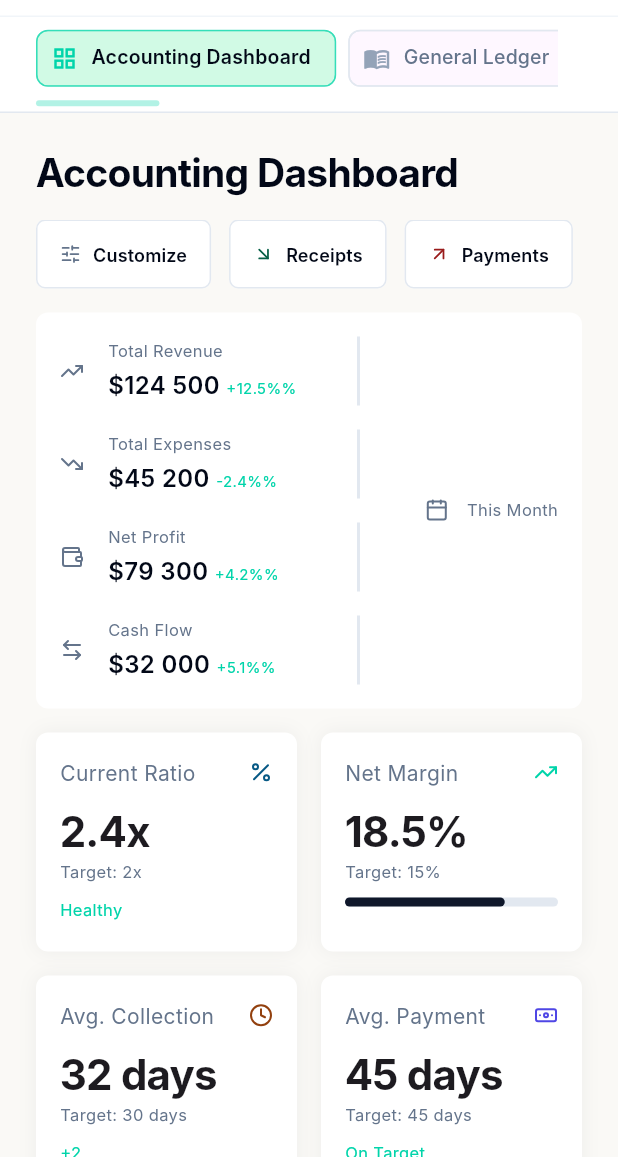
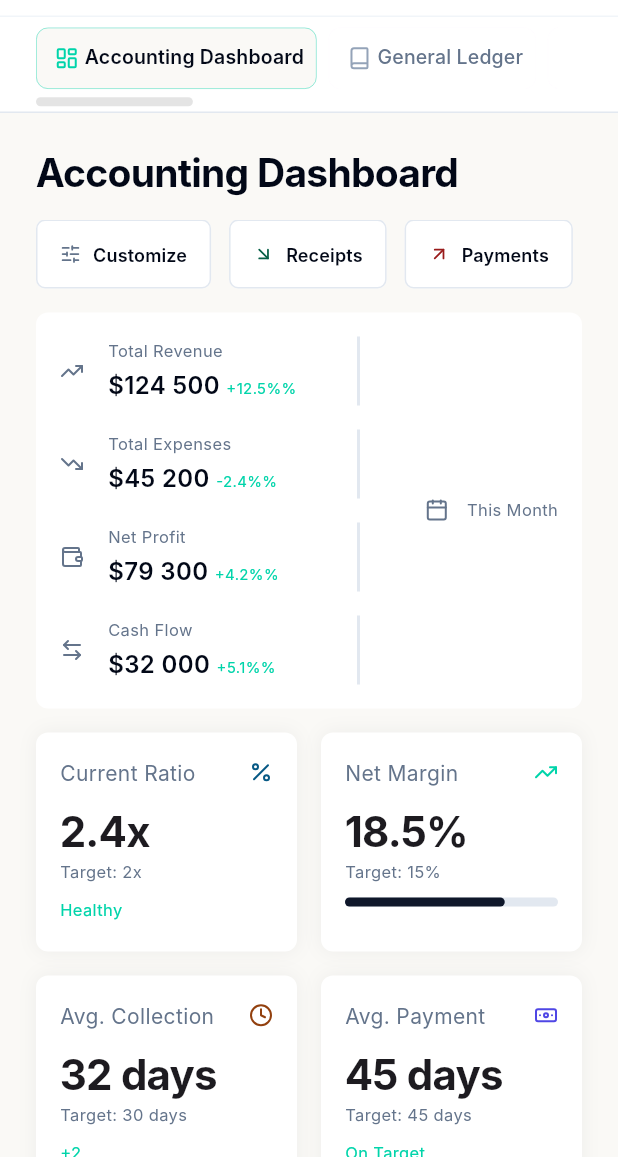
Before and after one commit to MironAlikc/erpmax-client, a Flutter app: the AccountingRootPage screen opened by its route, on a phone screen of 412 x 824 dp, the part 79-1236 px from its top. Run offline on Flutter 3.47's test engine with Material 3 defaults, Android fonts, the phone set to English and light mode, and no system bars; our stand-ins replace dartz, dio, equatable, fl_chart, flutter_bloc, flutter_secure_storage and 8 more; missing offline and left inert: shadcn_flutter; accounts and stored records are empty; generated files the repository leaves out were written again; network calls fail; Roboto replaces fonts that are missing (Inter).

Commit message:
Accounting tabs and search and hover for Watchlist

```diff
--- a/lib/core/l10n/app_ar.arb
+++ b/lib/core/l10n/app_ar.arb
@@ -326,5 +326,8 @@
     "statusPosted": "مُرحّل",
     "statusDraft": "مسودة",
     "accAccountsPayable": "ذمم دائنة",
-    "accAddAccount": "إضافة حساب"
+    "accAddAccount": "إضافة حساب",
+    "accAccountingSettings": "إعدادات المحاسبة",
+    "commonSearchHere": "ابحث هنا...",
+    "commonSearchPlaceholder": "بحث بالاسم أو الكود أو الرقم التسلسلي..."
 }
--- a/lib/core/l10n/app_en.arb
+++ b/lib/core/l10n/app_en.arb
@@ -326,5 +326,7 @@
     "statusPosted": "Posted",
     "statusDraft": "Draft",
     "accAccountsPayable": "Accounts Payable",
-    "accAddAccount": "Add Account"
+    "accAddAccount": "Add Account",
+    "accAccountingSettings": "Accounting Settings",
+    "commonSearchPlaceholder": "Search by name, code, or serial..."
 }
--- a/lib/core/l10n/app_ru.arb
+++ b/lib/core/l10n/app_ru.arb
@@ -326,5 +326,7 @@
     "statusPosted": "Проведено",
     "statusDraft": "Черновик",
     "accAccountsPayable": "Кредиторская задолженность",
-    "accAddAccount": "Добавить счет"
+    "accAddAccount": "Добавить счет",
+    "accAccountingSettings": "Настройки бухгалтерии",
+    "commonSearchPlaceholder": "Поиск по имени, коду или серийному номеру..."
 }
--- a/lib/core/l10n/gen/app_localizations.dart
+++ b/lib/core/l10n/gen/app_localizations.dart
@@ -2007,6 +2007,18 @@ abstract class AppLocalizations {
   /// In en, this message translates to:
   /// **'Add Account'**
   String get accAddAccount;
+
+  /// No description provided for @accAccountingSettings.
+  ///
+  /// In en, this message translates to:
+  /// **'Accounting Settings'**
+  String get accAccountingSettings;
+
+  /// No description provided for @commonSearchPlaceholder.
+  ///
+  /// In en, this message translates to:
+  /// **'Search by name, code, or serial...'**
+  String get commonSearchPlaceholder;
 }
 
 class _AppLocalizationsDelegate
--- a/lib/core/l10n/gen/app_localizations_en.dart
+++ b/lib/core/l10n/gen/app_localizations_en.dart
@@ -1007,4 +1007,10 @@ class AppLocalizationsEn extends AppLocalizations {
 
   @override
   String get accAddAccount => 'Add Account';
+
+  @override
+  String get accAccountingSettings => 'Accounting Settings';
+
+  @override
+  String get commonSearchPlaceholder => 'Search by name, code, or serial...';
 }
--- a/lib/core/widgets/common/tab_chip_bar.dart
+++ b/lib/core/widgets/common/tab_chip_bar.dart
@@ -1,3 +1,4 @@
+import 'package:erpmax_client/core/l10n/gen/app_localizations.dart';
 import 'package:erpmax_client/core/models/module_tab_item.dart';
 import 'package:erpmax_client/core/theme/app_design.dart';
 import 'package:erpmax_client/core/theme/app_theme.dart';
@@ -79,11 +80,11 @@ class _TabChipBarState extends State<TabChipBar> {
         children: [
           Expanded(
             child: RawScrollbar(
+              padding: EdgeInsets.only(top: 6),
               controller: _scrollController,
-              thumbColor: theme.activeGreen.withValues(alpha: 0.3),
+              thumbVisibility: true,
+              thickness: 6,
               radius: const Radius.circular(8),
-              thickness: 4,
-              thumbVisibility: true,
               child: SingleChildScrollView(
                 controller: _scrollController,
                 scrollDirection: Axis.horizontal,
@@ -100,11 +101,12 @@ class _TabChipBarState extends State<TabChipBar> {
                         showCheckmark: false,
                         avatar: Icon(
                           tab.icon,
-                          size: 18,
+                          size: 16,
                           color: isSelected
                               ? theme.activeGreen
                               : theme.textDisabled,
                         ),
+                        labelPadding: EdgeInsets.symmetric(vertical: 2),
                         label: Text(tab.name),
                         labelStyle: AppTextStyles.bodySmall.copyWith(
                           fontSize: 13,
@@ -122,16 +124,29 @@ class _TabChipBarState extends State<TabChipBar> {
                             widget.onTabSelected?.call(index);
                           }
                         },
-                        backgroundColor: Colors.transparent,
-                        selectedColor: theme.successBg,
+                        color: WidgetStateProperty.resolveWith<Color?>((
+                          states,
+                        ) {
+                          if (states.contains(WidgetState.pressed)) {
+                            return theme.white;
+                          }
+                          if (states.contains(WidgetState.hovered)) {
+                            return isSelected ? theme.gray50 : theme.gray50;
+                          }
+                          if (states.contains(WidgetState.selected)) {
+                            return theme.gray50;
+                          }
+                          return Colors.white;
+                        }),
                         elevation: 0,
                         pressElevation: 0,
                         shape: RoundedRectangleBorder(
                           borderRadius: BorderRadius.circular(8),
                           side: BorderSide(
+                            width: 0.5,
                             color: isSelected
-                                ? theme.activeGreen.withValues(alpha: 0.5)
-                                : theme.borderLight,
+                                ? theme.activeGreen.withValues(alpha: 0.3)
+                                : Colors.white,
                           ),
                         ),
                       ),
@@ -149,7 +164,9 @@ class _TabChipBarState extends State<TabChipBar> {
             SizedBox(
               width: 280,
               height: 40,
-              child: AppSearchField(hintText: "Search here..."),
+              child: AppSearchField(
+                hintText: AppLocalizations.of(context).commonSearchPlaceholder,
+              ),
             ),
           ],
         ],
--- a/lib/features/accounting/presentation/config/accounting_tabs_config.dart
+++ b/lib/features/accounting/presentation/config/accounting_tabs_config.dart
@@ -4,6 +4,7 @@ import 'package:erpmax_client/features/accounting/presentation/views/accounting_
 import 'package:erpmax_client/features/accounting/presentation/views/general_ledger_view.dart';
 import 'package:erpmax_client/features/accounting/presentation/views/journal_entries_view.dart';
 import 'package:flutter/material.dart';
+import 'package:lucide_icons/lucide_icons.dart';
 
 abstract final class AccountingTabsConfig {
   static List<ModuleTabItem> getTabs(
@@ -17,35 +18,35 @@ abstract final class AccountingTabsConfig {
       ModuleTabItem(
         id: 'acc_dashboard',
         name: localizations.accDashboard,
-        icon: Icons.grid_view_outlined,
+        icon: LucideIcons.layoutDashboard,
         shellIndex: accountingShellIndex,
         content: AccountingDashboardView(title: localizations.accDashboard),
       ),
       ModuleTabItem(
         id: 'acc_ledger',
         name: localizations.accLedger,
-        icon: Icons.menu_book_outlined,
+        icon: LucideIcons.book,
         shellIndex: accountingShellIndex,
         content: GeneralLedgerView(title: "General Ledger"),
       ),
       ModuleTabItem(
         id: 'acc_journal',
         name: localizations.accJournal,
-        icon: Icons.description_outlined,
+        icon: LucideIcons.fileText,
         shellIndex: accountingShellIndex,
         content: JournalEntriesView(title: "Journal Entries"),
       ),
       ModuleTabItem(
         id: 'acc_chart',
         name: localizations.accChart,
-        icon: Icons.account_tree_outlined,
+        icon: LucideIcons.network,
         shellIndex: accountingShellIndex,
         content: placeholderBuilder("Chart of Accounts"),
       ),
       ModuleTabItem(
         id: 'acc_funds',
         name: localizations.accFunds,
-        icon: Icons.account_balance_wallet_outlined,
+        icon: LucideIcons.wallet,
         shellIndex: accountingShellIndex,
         content: placeholderBuilder("Funds & Banks"),
       ),
@@ -57,25 +58,18 @@ abstract final class AccountingTabsConfig {
         content: placeholderBuilder("Parties"),
       ),
       ModuleTabItem(
-        id: 'acc_assets',
-        name: localizations.accAssetsCenters,
-        icon: Icons.apartment_outlined,
+        id: 'acc_reports',
+        name: localizations.reports,
+        icon: LucideIcons.fileText,
         shellIndex: accountingShellIndex,
-        content: placeholderBuilder("Accets & Centers"),
+        content: placeholderBuilder("Reprts"),
       ),
       ModuleTabItem(
-        id: 'acc_closing',
-        name: localizations.accPeriodClosing,
-        icon: Icons.apartment_outlined,
+        id: 'acc_settings',
+        name: localizations.accAccountingSettings,
+        icon: LucideIcons.settings,
         shellIndex: accountingShellIndex,
-        content: placeholderBuilder("Period Closing"),
-      ),
-      ModuleTabItem(
-        id: 'acc_reports',
-        name: localizations.accReports,
-        icon: Icons.apartment_outlined,
-        shellIndex: accountingShellIndex,
-        content: placeholderBuilder("Reprts"),
+        content: placeholderBuilder("Accounting Settings"),
       ),
     ];
   }
```
Also changed, not shown: lib/core/l10n/gen/app_localizations_ar.dart (+7 -0 lines), lib/core/l10n/gen/app_localizations_ru.dart (+7 -0 lines), lib/core/widgets/common/app_search_field.dart (+7 -6 lines), lib/features/accounting/presentation/widgets/accounting_tabs/accounting_dashboard/accounting_metrics/accounts_watchilst/accounts_watchlist.dart (+16 -8 lines).
